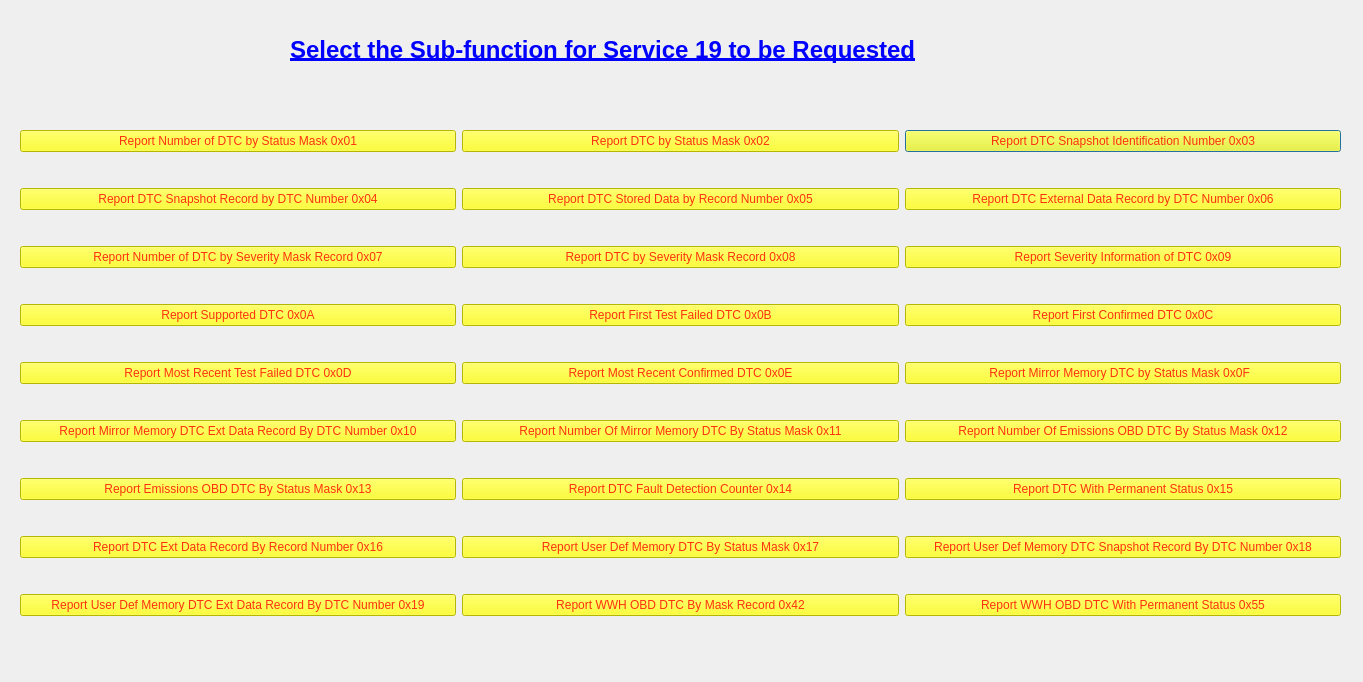
Qt form SID_19_main.ui (VicharaVandana/ProxiCan) before a commit.
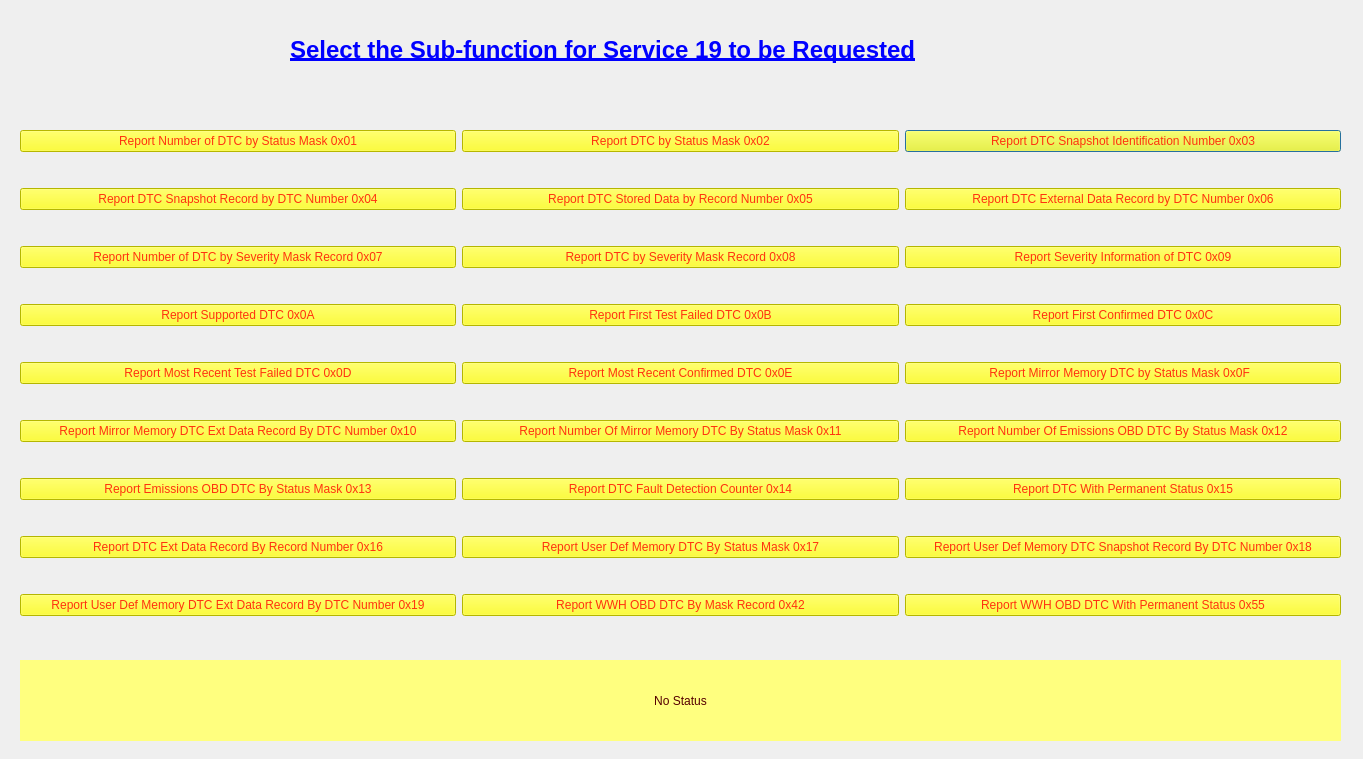
The same form after that commit.

```diff
--- a/SID_19_main.ui
+++ b/SID_19_main.ui
@@ -7,7 +7,7 @@
     <x>0</x>
     <y>0</y>
     <width>1363</width>
-    <height>682</height>
+    <height>759</height>
    </rect>
   </property>
   <property name="windowTitle">
@@ -444,6 +444,30 @@
     <string>&lt;html&gt;&lt;head/&gt;&lt;body&gt;&lt;p&gt;&lt;span style=&quot; font-size:18pt; font-weight:600; text-decoration: underline; color:#0000ff;&quot;&gt;Select the Sub-function for Service 19 to be Requested&lt;/span&gt;&lt;/p&gt;&lt;/body&gt;&lt;/html&gt;</string>
    </property>
   </widget>
+  <widget class="QLabel" name="label_status">
+   <property name="geometry">
+    <rect>
+     <x>20</x>
+     <y>660</y>
+     <width>1321</width>
+     <height>81</height>
+    </rect>
+   </property>
+   <property name="styleSheet">
+    <string notr="true">background-color: rgb(255, 255, 127);
+color: rgb(85, 0, 0);
+border-color: rgb(0, 0, 255);</string>
+   </property>
+   <property name="text">
+    <string>No Status</string>
+   </property>
+   <property name="alignment">
+    <set>Qt::AlignCenter</set>
+   </property>
+   <property name="wordWrap">
+    <bool>true</bool>
+   </property>
+  </widget>
  </widget>
  <resources/>
  <connections/>
```
Left out of the diff: 4 changed lines with no effect on the pictures.
